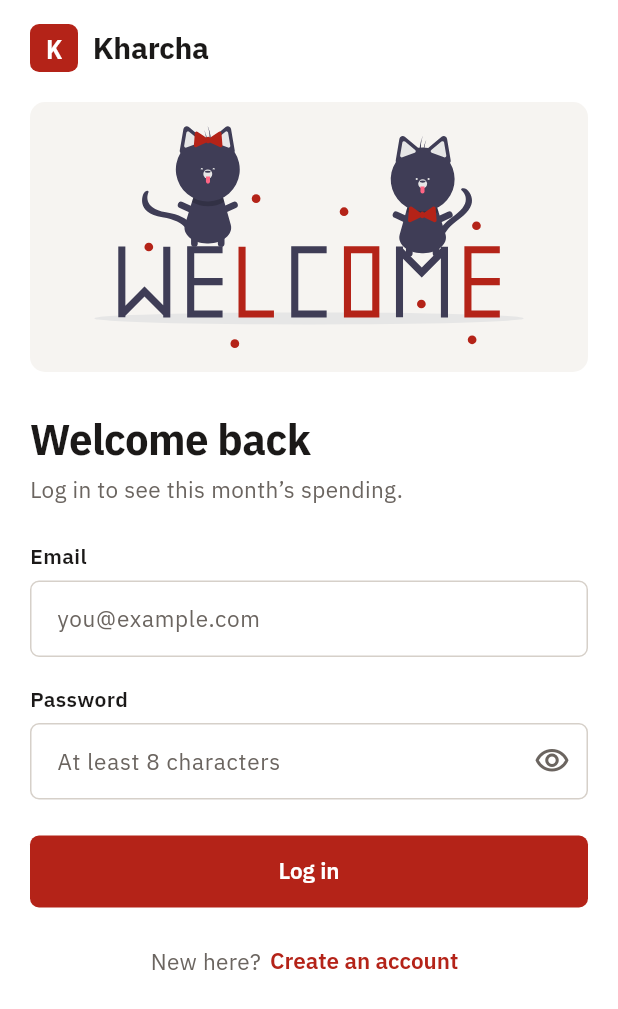
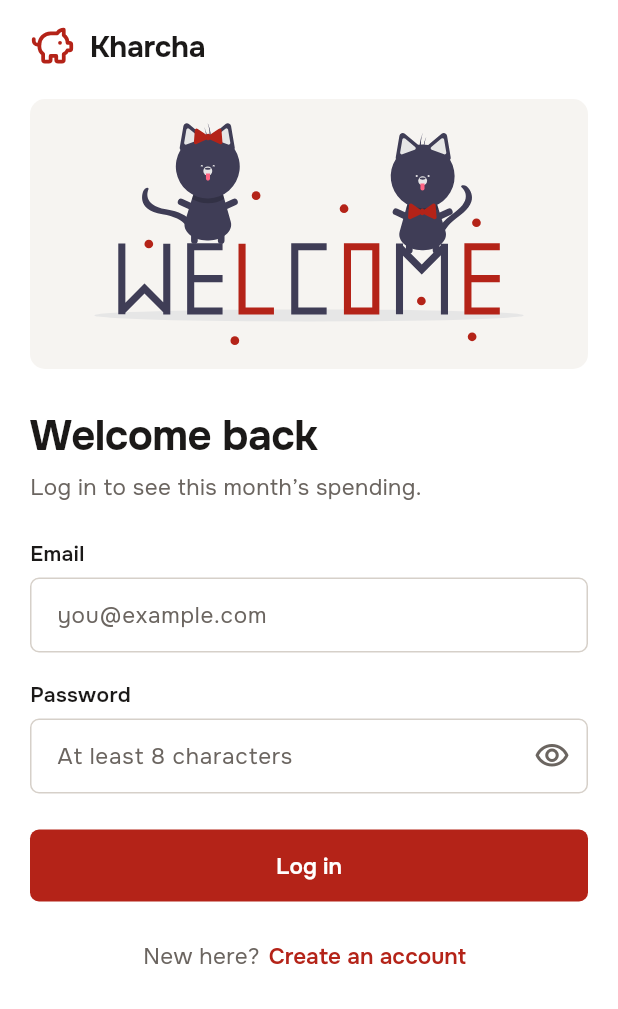
Before and after one commit to Leqdxr/Kharcha, a Flutter app: the screen it shows after launch, on a phone screen of 412 x 824 dp. Shown: the top 1009 px of the screen. Run offline on Flutter 3.47's test engine with Material 3 defaults, Android fonts, the phone set to English and light mode, and no system bars; our stand-ins replace flutter_secure_storage, flutter_svg, google_fonts, material_ui; accounts and stored records are empty.

Commit message:
style: switch to Onest and Geist Mono and add piggy bank logo

```diff
--- a/mobile/lib/theme.dart
+++ b/mobile/lib/theme.dart
@@ -16,13 +16,13 @@ class AppColors {
 
 /// Text styles used outside the Material text theme.
 class AppText {
-  /// IBM Plex Mono, for amounts and dates.
+  /// Geist Mono, for amounts and dates.
   static TextStyle mono({
     double size = 15,
     FontWeight weight = FontWeight.w500,
     Color color = AppColors.ink,
   }) {
-    return GoogleFonts.ibmPlexMono(
+    return GoogleFonts.geistMono(
       fontSize: size,
       fontWeight: weight,
       color: color,
@@ -31,7 +31,7 @@ class AppText {
 
   /// Small red uppercase label, e.g. "NOVEMBER 2026".
   static TextStyle eyebrow({Color color = AppColors.red}) {
-    return GoogleFonts.ibmPlexMono(
+    return GoogleFonts.geistMono(
       fontSize: 12,
       fontWeight: FontWeight.w600,
       letterSpacing: 0.7,
@@ -42,7 +42,7 @@ class AppText {
 
 ThemeData buildTheme() {
   final base = ThemeData(useMaterial3: true, brightness: Brightness.light);
-  final textTheme = GoogleFonts.ibmPlexSansTextTheme(base.textTheme)
+  final textTheme = GoogleFonts.onestTextTheme(base.textTheme)
       .apply(bodyColor: AppColors.ink, displayColor: AppColors.ink);
 
   final radius6 = BorderRadius.circular(6);
@@ -53,7 +53,7 @@ ThemeData buildTheme() {
     );
   }
 
-  final buttonText = GoogleFonts.ibmPlexSans(
+  final buttonText = GoogleFonts.onest(
     fontSize: 15,
     fontWeight: FontWeight.w600,
   );
@@ -88,8 +88,8 @@ ThemeData buildTheme() {
       filled: true,
       fillColor: AppColors.white,
       contentPadding: const EdgeInsets.symmetric(horizontal: 14, vertical: 14),
-      hintStyle: GoogleFonts.ibmPlexSans(fontSize: 15, color: AppColors.muted),
-      errorStyle: GoogleFonts.ibmPlexSans(fontSize: 13, color: AppColors.red),
+      hintStyle: GoogleFonts.onest(fontSize: 15, color: AppColors.muted),
+      errorStyle: GoogleFonts.onest(fontSize: 13, color: AppColors.red),
       border: border(AppColors.inputBorder),
       enabledBorder: border(AppColors.inputBorder),
       focusedBorder: border(AppColors.red, 2),
@@ -149,7 +149,7 @@ ThemeData buildTheme() {
         ),
       ),
       labelStyle: WidgetStateTextStyle.resolveWith(
-        (states) => GoogleFonts.ibmPlexSans(
+        (states) => GoogleFonts.onest(
           fontSize: 14,
           fontWeight: states.contains(WidgetState.selected)
               ? FontWeight.w600
@@ -179,7 +179,7 @@ ThemeData buildTheme() {
     snackBarTheme: SnackBarThemeData(
       behavior: SnackBarBehavior.floating,
       backgroundColor: AppColors.ink,
-      contentTextStyle: GoogleFonts.ibmPlexSans(
+      contentTextStyle: GoogleFonts.onest(
         fontSize: 14,
         color: AppColors.white,
       ),
--- a/mobile/lib/widgets/auth_layout.dart
+++ b/mobile/lib/widgets/auth_layout.dart
@@ -65,7 +65,7 @@ class AuthLayout extends StatelessWidget {
                     ],
                     Text(
                       title,
-                      style: GoogleFonts.ibmPlexSans(
+                      style: GoogleFonts.onest(
                         fontSize: 28,
                         height: 1.2,
                         fontWeight: FontWeight.w700,
@@ -76,7 +76,7 @@ class AuthLayout extends StatelessWidget {
                     const SizedBox(height: 6),
                     Text(
                       subtitle,
-                      style: GoogleFonts.ibmPlexSans(
+                      style: GoogleFonts.onest(
                         fontSize: 15,
                         color: AppColors.muted,
                       ),
@@ -115,7 +115,7 @@ class SwitchAuthLink extends StatelessWidget {
       children: [
         Text(
           text,
-          style: GoogleFonts.ibmPlexSans(fontSize: 15, color: AppColors.muted),
+          style: GoogleFonts.onest(fontSize: 15, color: AppColors.muted),
         ),
         TextButton(
           onPressed: onTap,
--- a/mobile/lib/widgets/expense_card.dart
+++ b/mobile/lib/widgets/expense_card.dart
@@ -44,7 +44,7 @@ class ExpenseCard extends StatelessWidget {
           children: [
             Text(
               'Delete',
-              style: GoogleFonts.ibmPlexSans(
+              style: GoogleFonts.onest(
                 fontSize: 15,
                 fontWeight: FontWeight.w600,
                 color: AppColors.white,
@@ -87,7 +87,7 @@ class ExpenseCard extends StatelessWidget {
                             expense.title,
                             maxLines: 2,
                             overflow: TextOverflow.ellipsis,
-                            style: GoogleFonts.ibmPlexSans(
+                            style: GoogleFonts.onest(
                               fontSize: 16,
                               fontWeight: FontWeight.w600,
                               color: AppColors.ink,
@@ -155,7 +155,7 @@ class CategoryPill extends StatelessWidget {
       ),
       child: Text(
         category,
-        style: GoogleFonts.ibmPlexSans(
+        style: GoogleFonts.onest(
           fontSize: 13,
           fontWeight: FontWeight.w500,
           color: const Color(0xFF3D3835),
--- a/mobile/lib/widgets/expense_form.dart
+++ b/mobile/lib/widgets/expense_form.dart
@@ -192,7 +192,7 @@ class _ExpenseFormState extends State<ExpenseForm> {
   Widget _header() {
     final title = Text(
       _isEdit ? 'Edit expense' : 'Add expense',
-      style: GoogleFonts.ibmPlexSans(
+      style: GoogleFonts.onest(
         fontSize: 22,
         fontWeight: FontWeight.w700,
         color: AppColors.ink,
@@ -263,7 +263,7 @@ class _ExpenseFormState extends State<ExpenseForm> {
         DropdownButtonFormField<String>(
           initialValue: _category,
           isExpanded: true,
-          style: GoogleFonts.ibmPlexSans(fontSize: 15, color: AppColors.ink),
+          style: GoogleFonts.onest(fontSize: 15, color: AppColors.ink),
           borderRadius: BorderRadius.circular(6),
           dropdownColor: AppColors.white,
           decoration: InputDecoration(
--- a/mobile/lib/widgets/form_fields.dart
+++ b/mobile/lib/widgets/form_fields.dart
@@ -16,7 +16,7 @@ class FieldLabel extends StatelessWidget {
       padding: const EdgeInsets.only(bottom: 6),
       child: Text(
         text,
-        style: GoogleFonts.ibmPlexSans(
+        style: GoogleFonts.onest(
           fontSize: 14,
           fontWeight: FontWeight.w600,
           color: AppColors.ink,
@@ -58,7 +58,7 @@ class LabeledTextField extends StatefulWidget {
   final ValueChanged<String>? onSubmitted;
   final String? prefixText;
 
-  /// Use IBM Plex Mono for the typed text, e.g. for amounts.
+  /// Use Geist Mono for the typed text, e.g. for amounts.
   final bool monoInput;
 
   final List<TextInputFormatter>? inputFormatters;
@@ -74,7 +74,7 @@ class _LabeledTextFieldState extends State<LabeledTextField> {
   Widget build(BuildContext context) {
     final inputStyle = widget.monoInput
         ? AppText.mono(size: 15)
-        : GoogleFonts.ibmPlexSans(fontSize: 15, color: AppColors.ink);
+        : GoogleFonts.onest(fontSize: 15, color: AppColors.ink);
 
     return Column(
       crossAxisAlignment: CrossAxisAlignment.stretch,
@@ -137,7 +137,7 @@ class ErrorMessage extends StatelessWidget {
           Expanded(
             child: Text(
               message,
-              style: GoogleFonts.ibmPlexSans(
+              style: GoogleFonts.onest(
                 fontSize: 13,
                 height: 1.35,
                 color: AppColors.red,
--- a/mobile/lib/widgets/logo.dart
+++ b/mobile/lib/widgets/logo.dart
@@ -1,13 +1,14 @@
+import 'package:flutter_svg/flutter_svg.dart';
 import 'package:google_fonts/google_fonts.dart';
 import 'package:material_ui/material_ui.dart';
 
 import '../theme.dart';
 
-/// The red "K" square followed by "Kharcha".
+/// The red piggy bank icon followed by "Kharcha".
 class Logo extends StatelessWidget {
-  const Logo({super.key, this.size = 32});
+  const Logo({super.key, this.size = 30});
 
-  /// Size of the red square. The word scales with it.
+  /// Size of the piggy bank icon. The word scales with it.
   final double size;
 
   @override
@@ -18,28 +19,16 @@ class Logo extends StatelessWidget {
       child: Row(
         mainAxisSize: MainAxisSize.min,
         children: [
-          Container(
+          SvgPicture.asset(
+            'assets/images/piggy-bank.svg',
             width: size,
             height: size,
-            alignment: Alignment.center,
-            decoration: BoxDecoration(
-              color: AppColors.red,
-              borderRadius: BorderRadius.circular(size * 0.19),
-            ),
-            child: Text(
-              'K',
-              style: AppText.mono(
-                size: size * 0.56,
-                weight: FontWeight.w600,
-                color: AppColors.white,
-              ),
-            ),
           ),
-          SizedBox(width: size * 0.31),
+          SizedBox(width: size * 0.33),
           Text(
             'Kharcha',
-            style: GoogleFonts.ibmPlexSans(
-              fontSize: size * 0.625,
+            style: GoogleFonts.onest(
+              fontSize: size * 0.66,
               fontWeight: FontWeight.w700,
               color: AppColors.ink,
               letterSpacing: -0.2,
--- a/mobile/lib/widgets/summary_card.dart
+++ b/mobile/lib/widgets/summary_card.dart
@@ -25,11 +25,11 @@ class SummaryCard extends StatelessWidget {
       if (biggest == null || entry.value > biggest.value) biggest = entry;
     }
 
-    final labelStyle = GoogleFonts.ibmPlexSans(
+    final labelStyle = GoogleFonts.onest(
       fontSize: 13,
       color: AppColors.white.withValues(alpha: 0.8),
     );
-    final valueStyle = GoogleFonts.ibmPlexSans(
+    final valueStyle = GoogleFonts.onest(
       fontSize: 15,
       fontWeight: FontWeight.w600,
       color: AppColors.white,
```
Also changed, not shown: mobile/lib/screens/expenses_screen.dart (+8 -8 lines), frontend/public/favicon.svg, mobile/assets/images/piggy-bank.svg (added), 3 other files.
